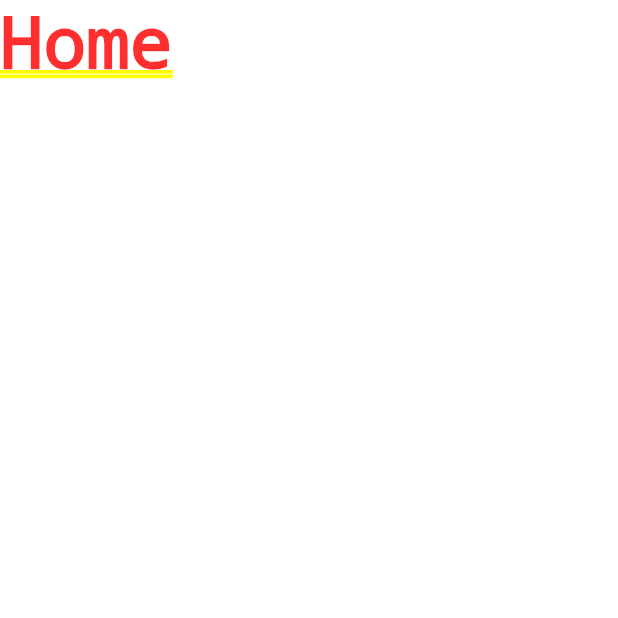
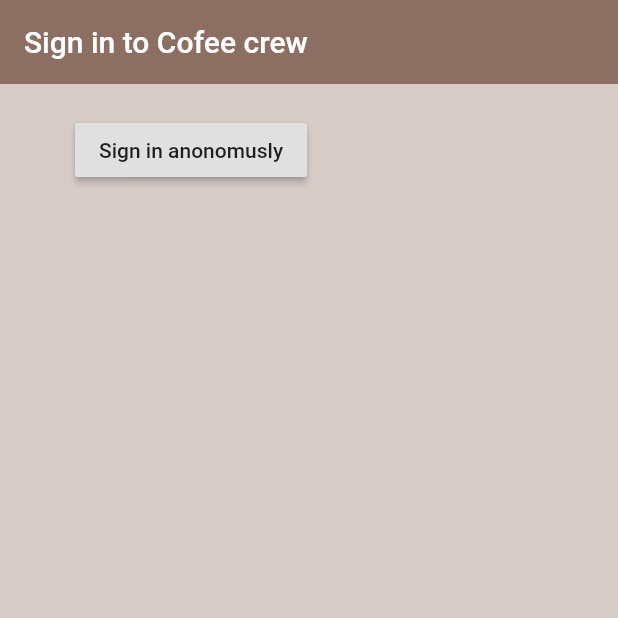
Before and after one commit to Asmaathabet/Coffee-Bar, a Flutter app: the screen it shows after launch, on a phone screen of 412 x 824 dp, the top half of it. Run offline on Flutter 3.47's test engine with Material 2 defaults, Android fonts, the phone set to English and light mode, and no system bars; our stand-ins replace firebase_auth; accounts and stored records are empty.

```diff
--- a/lib/screens/authenticate/authenticate.dart
+++ b/lib/screens/authenticate/authenticate.dart
@@ -1,3 +1,4 @@
+import 'package:coffee_bar/screens/authenticate/signIn.dart';
 import 'package:flutter/material.dart';
 
 class Authenitcate extends StatefulWidget {
@@ -9,7 +10,7 @@ class _AuthenitcateState extends State<Authenitcate> {
   @override
   Widget build(BuildContext context) {
     return Container(
-      child: Text('authenticate'),
+      child: SignIn(),
     );
   }
 }
--- /dev/null
+++ b/lib/screens/authenticate/signIn.dart
@@ -0,0 +1,27 @@
+import 'package:flutter/material.dart';
+
+class SignIn extends StatefulWidget {
+  @override
+  _SignInState createState() => _SignInState();
+}
+
+class _SignInState extends State<SignIn> {
+  @override
+  Widget build(BuildContext context) {
+    return Scaffold(
+      backgroundColor: Colors.brown[100],
+      appBar: AppBar(
+        backgroundColor: Colors.brown[400],
+        elevation: 0,
+        title: Text('Sign in to Cofee crew'),
+      ),
+      body: Container(
+        padding: EdgeInsets.symmetric(vertical: 20.0, horizontal: 50.0),
+        child: RaisedButton(
+          onPressed: () async {},
+          child: Text('Sign in anonomusly'),
+        ),
+      ),
+    );
+  }
+}
--- a/lib/screens/wrapper.dart
+++ b/lib/screens/wrapper.dart
@@ -5,6 +5,6 @@ import 'package:flutter/material.dart';
 class Wrapper extends StatelessWidget {
   @override
   Widget build(BuildContext context) {
-    return Home();
+    return Authenitcate();
   }
 }
```
